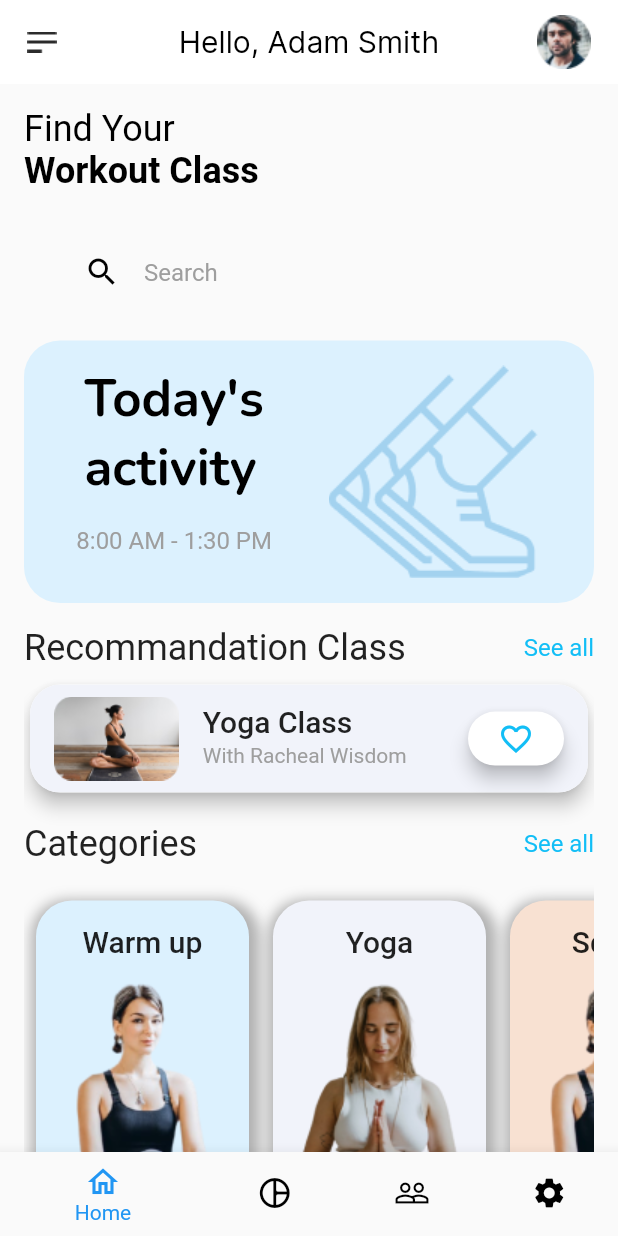
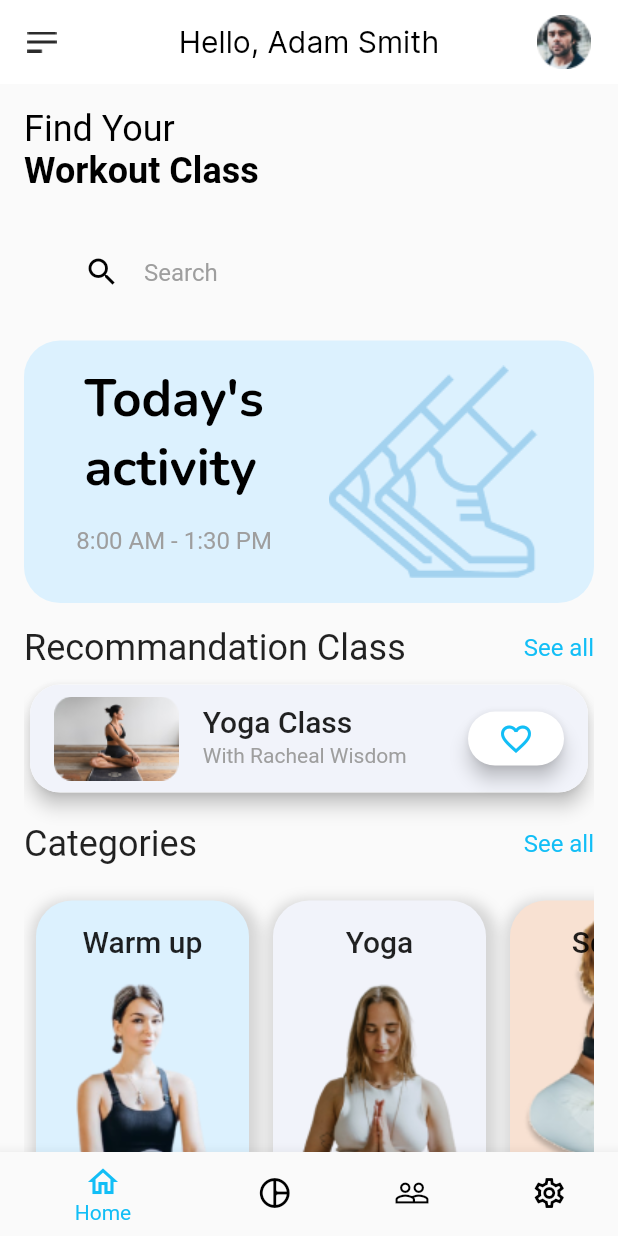
Before and after one commit to ImrulEmon/Health-Fitness, a Flutter app: the screen it shows after launch, after a tap on "Get Started", on a phone screen of 412 x 824 dp. Run offline on Flutter 3.47's test engine with Material 2 defaults, Android fonts, the phone set to English and light mode, and no system bars; our stand-ins replace google_fonts.

```diff
--- a/lib/constants/hl_constants.dart
+++ b/lib/constants/hl_constants.dart
@@ -20,6 +20,7 @@ const double paddingDft = 16.0;
 // ===== Images =====
 
 String onboardImg = 'assets/images/onboaredPic.png';
+
 String menuIcon = 'assets/images/menu-icon.png';
 String avaterImg = 'assets/images/avater.png';
 String legImg = 'assets/images/legImg.png';
@@ -29,4 +30,8 @@ String yogaImg = 'assets/images/catYoga.png';
 String squartImg = 'assets/images/catSquart.png';
 String lungeImg = 'assets/images/catLunge.png';
 
+String exrWarmUpImg = 'assets/images/exrWarmUp.png';
+
+
+
 // ===== Media Quary =====
--- a/lib/main.dart
+++ b/lib/main.dart
@@ -1,5 +1,6 @@
 import 'package:flutter/material.dart';
 import 'package:flutter/services.dart';
+import 'package:health_fitness/screens/home_page.dart';
 
 import 'screens/onboarding_page.dart';
 import 'constants/hl_constants.dart';
@@ -42,6 +43,7 @@ class MyApp extends StatelessWidget {
             )),
       ),
       home: const OnboardingPage(),
+      routes: {'/home': ((_) => const HomePage())},
     );
   }
 }
--- a/lib/screens/home_page.dart
+++ b/lib/screens/home_page.dart
@@ -177,7 +177,7 @@ class HomePage extends StatelessWidget {
                     ),
                     CategoryCardWidget(
                       title: 'Squart',
-                      bgImg: warmUpImg,
+                      bgImg: squartImg,
                       bgColor: kLightRed,
                     ),
                     CategoryCardWidget(
--- a/lib/screens/onboarding_page.dart
+++ b/lib/screens/onboarding_page.dart
@@ -1,6 +1,5 @@
 import 'package:google_fonts/google_fonts.dart';
 import 'package:flutter/material.dart';
-import 'package:health_fitness/screens/home_page.dart';
 import '../constants/hl_constants.dart';
 
 class OnboardingPage extends StatelessWidget {
@@ -42,10 +41,7 @@ class OnboardingPage extends StatelessWidget {
           ),
           GestureDetector(
             onTap: () {
-              Navigator.push(
-                context,
-                MaterialPageRoute(builder: (context) => const HomePage()),
-              );
+              Navigator.of(context).pushNamed('/home');
             },
             child: Container(
               padding: const EdgeInsets.symmetric(
--- a/lib/widgets/category_card_widget.dart
+++ b/lib/widgets/category_card_widget.dart
@@ -1,4 +1,5 @@
 import 'package:flutter/material.dart';
+import '../screens/exercise_page.dart';
 import '../constants/hl_constants.dart';
 
 class CategoryCardWidget extends StatelessWidget {
@@ -15,7 +16,18 @@ class CategoryCardWidget extends StatelessWidget {
   @override
   Widget build(BuildContext context) {
     final TextTheme textTheme = Theme.of(context).textTheme;
-    return Container(
+    return GestureDetector(
+      onTap: () {
+        Navigator.push(
+          context,
+          MaterialPageRoute(
+            builder: (context) => ExercisePage(
+              title: title,
+            ),
+          ),
+        );
+      },
+      child: Container(
         height: 236.0,
         width: 142.0,
         alignment: Alignment.topCenter,
@@ -28,7 +40,7 @@ class CategoryCardWidget extends StatelessWidget {
           borderRadius: BorderRadius.circular(24.0),
           boxShadow: [
             BoxShadow(
-            color: Colors.grey.withOpacity(0.8),
+              color: Colors.grey.withOpacity(0.4),
               spreadRadius: 5,
               blurRadius: 7,
               offset: const Offset(2, 5),
@@ -43,6 +55,7 @@ class CategoryCardWidget extends StatelessWidget {
           title,
           style: textTheme.headline6,
         ),
+      ),
     );
   }
 }
--- a/lib/widgets/navigation_bar_widget.dart
+++ b/lib/widgets/navigation_bar_widget.dart
@@ -1,4 +1,5 @@
 import 'package:flutter/material.dart';
+import '../constants/hl_constants.dart';
 
 class NavigationBarWidget extends StatefulWidget {
   const NavigationBarWidget({super.key});
@@ -18,7 +19,7 @@ class _NavigationBarWidgetState extends State<NavigationBarWidget> {
         });
       },
       currentIndex: myIndex,
-      selectedItemColor: Colors.blue,
+      selectedItemColor: kDeepBlue,
       unselectedItemColor: Colors.black,
       items: const [
         BottomNavigationBarItem(
@@ -34,7 +35,7 @@ class _NavigationBarWidgetState extends State<NavigationBarWidget> {
           label: "People",
         ),
         BottomNavigationBarItem(
-          icon: Icon(Icons.settings),
+          icon: Icon(Icons.settings_outlined),
           label: "Settings",
         ),
       ],
```
Also changed, not shown: lib/screens/exercise_page.dart (+34 -0 lines), assets/images/exrWarmUp.png (added). Lines whose indentation alone changed are shown as unchanged.
